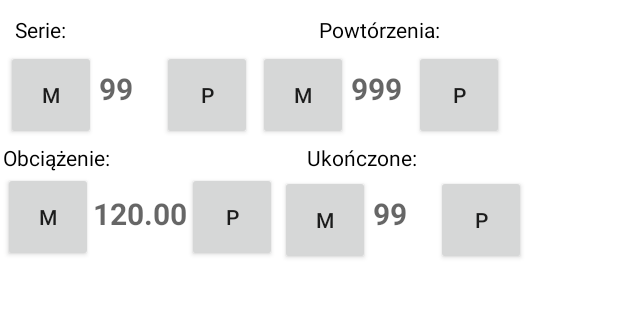
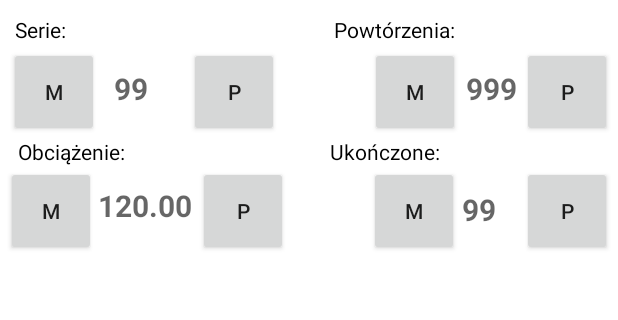
Before and after one commit to MattiusW/PracaInz, an Android app: the layout exercise_row.xml on its own in the app's theme, with its tools: preview values and no code run, on a phone screen of 412 x 824 dp, the part 120-440 px from its top. Run offline under Robolectric (Android 15) with nearby library versions, the phone set to English and light mode, and no system bars.

Commit message:
Poprawa widoku wiersza cwiczen

```diff
--- a/GymPlanApp/app/src/main/res/layout/exercise_row.xml
+++ b/GymPlanApp/app/src/main/res/layout/exercise_row.xml
@@ -59,11 +59,10 @@
         <TextView
             android:layout_width="wrap_content"
             android:layout_height="wrap_content"
+            android:layout_marginLeft="70dp"
+            android:layout_weight="1"
             android:text="@string/amout"
-            android:layout_marginLeft="50dp"
-            android:layout_weight="1"
-            android:textColor="@color/black">
-        </TextView>
+            android:textColor="@color/black"></TextView>
 
     </LinearLayout>
 
@@ -73,7 +72,7 @@
         android:layout_margin="2dp"
         android:orientation="vertical">
 
-        <LinearLayout
+        <androidx.constraintlayout.widget.ConstraintLayout
             android:layout_width="match_parent"
             android:layout_height="wrap_content"
             android:orientation="horizontal">
@@ -82,47 +81,71 @@
                 android:id="@+id/seriesButtonMinus"
                 android:layout_width="60dp"
                 android:layout_height="60dp"
-                android:layout_margin="2dp"
-                android:text="m" />
+                android:layout_marginStart="4dp"
+                android:text="m"
+                app:layout_constraintBottom_toBottomOf="parent"
+                app:layout_constraintStart_toStartOf="parent"
+                app:layout_constraintTop_toTopOf="parent" />
 
             <TextView
                 android:id="@+id/seriesExercise"
                 android:layout_width="40dp"
                 android:layout_height="30dp"
+                android:layout_marginStart="10dp"
                 android:hint="99"
                 android:textSize="20dp"
-                android:textStyle="bold" />
+                android:textStyle="bold"
+                app:layout_constraintBottom_toBottomOf="parent"
+                app:layout_constraintStart_toEndOf="@+id/seriesButtonMinus"
+                app:layout_constraintTop_toTopOf="parent"
+                app:layout_constraintVertical_bias="0.466" />
 
             <androidx.appcompat.widget.AppCompatButton
                 android:id="@+id/seriesButtonPlus"
                 android:layout_width="60dp"
                 android:layout_height="60dp"
-                android:layout_margin="2dp"
-                android:text="p" />
+                android:layout_marginStart="10dp"
+                android:text="p"
+                app:layout_constraintBottom_toBottomOf="parent"
+                app:layout_constraintStart_toEndOf="@+id/seriesExercise"
+                app:layout_constraintTop_toTopOf="parent"
+                app:layout_constraintVertical_bias="0.0" />
 
             <androidx.appcompat.widget.AppCompatButton
                 android:id="@+id/amountButtonMinus"
                 android:layout_width="60dp"
                 android:layout_height="60dp"
-                android:layout_margin="2dp"
-                android:text="m" />
+                android:layout_marginEnd="4dp"
+                android:text="m"
+                app:layout_constraintBottom_toBottomOf="parent"
+                app:layout_constraintEnd_toStartOf="@+id/amountExercise"
+                app:layout_constraintTop_toTopOf="parent"
+                app:layout_constraintVertical_bias="0.0" />
 
             <TextView
                 android:id="@+id/amountExercise"
-                android:layout_width="40dp"
+                android:layout_width="35dp"
                 android:layout_height="30dp"
+                android:layout_marginEnd="2dp"
                 android:hint="999"
                 android:textSize="20dp"
-                android:textStyle="bold" />
+                android:textStyle="bold"
+                app:layout_constraintBottom_toBottomOf="parent"
+                app:layout_constraintEnd_toStartOf="@+id/amountButtonPlus"
+                app:layout_constraintTop_toTopOf="parent"
+                app:layout_constraintVertical_bias="0.466" />
 
             <androidx.appcompat.widget.AppCompatButton
                 android:id="@+id/amountButtonPlus"
                 android:layout_width="60dp"
                 android:layout_height="60dp"
-                android:layout_margin="2dp"
-                android:text="p" />
+                android:layout_marginEnd="2dp"
+                android:text="p"
+                app:layout_constraintBottom_toBottomOf="parent"
+                app:layout_constraintEnd_toEndOf="parent"
+                app:layout_constraintTop_toTopOf="parent" />
 
-        </LinearLayout>
+        </androidx.constraintlayout.widget.ConstraintLayout>
 
         <LinearLayout
             android:layout_width="match_parent"
@@ -134,6 +157,7 @@
                 android:layout_height="wrap_content"
                 android:text="@string/weight"
                 android:textColor="@color/black"
+                android:layout_marginLeft="10dp"
                 android:layout_weight="1">
             </TextView>
 
@@ -141,13 +165,14 @@
                 android:layout_width="wrap_content"
                 android:layout_height="wrap_content"
                 android:text="@string/done"
+                android:layout_marginLeft="20dp"
                 android:textColor="@color/black"
                 android:layout_weight="1">
             </TextView>
 
         </LinearLayout>
 
-        <LinearLayout
+        <androidx.constraintlayout.widget.ConstraintLayout
             android:layout_width="match_parent"
             android:layout_height="wrap_content"
             android:orientation="horizontal">
@@ -156,28 +181,46 @@
                 android:id="@+id/weightButtonMinus"
                 android:layout_width="60dp"
                 android:layout_height="60dp"
-                android:text="m" />
+                android:layout_marginStart="2dp"
+                android:text="m"
+                app:layout_constraintBottom_toBottomOf="parent"
+                app:layout_constraintStart_toStartOf="parent"
+                app:layout_constraintTop_toTopOf="parent"
+                app:layout_constraintVertical_bias="0.0" />
 
             <TextView
                 android:id="@+id/weightExercise"
-                android:layout_width="wrap_content"
+                android:layout_width="65dp"
                 android:layout_height="30dp"
+                android:layout_marginStart="1dp"
                 android:hint="120.00"
                 android:textSize="20dp"
-                android:textStyle="bold" />
+                android:textStyle="bold"
+                app:layout_constraintBottom_toBottomOf="parent"
+                app:layout_constraintStart_toEndOf="@+id/weightButtonMinus"
+                app:layout_constraintTop_toTopOf="parent"
+                app:layout_constraintVertical_bias="0.433" />
 
             <androidx.appcompat.widget.AppCompatButton
                 android:id="@+id/weightButtonPlus"
                 android:layout_width="60dp"
                 android:layout_height="60dp"
-                android:text="p" />
+                android:layout_marginStart="1dp"
+                android:text="p"
+                app:layout_constraintBottom_toBottomOf="parent"
+                app:layout_constraintStart_toEndOf="@+id/weightExercise"
+                app:layout_constraintTop_toTopOf="parent"
+                app:layout_constraintVertical_bias="0.0" />
 
             <androidx.appcompat.widget.AppCompatButton
                 android:id="@+id/doneButtonMinus"
                 android:layout_width="60dp"
                 android:layout_height="60dp"
-                android:layout_margin="2dp"
-                android:text="m" />
+                android:text="m"
+                android:layout_marginEnd="2dp"
+                app:layout_constraintBottom_toBottomOf="parent"
+                app:layout_constraintEnd_toStartOf="@+id/doneExercise"
+                app:layout_constraintTop_toTopOf="parent" />
 
             <TextView
                 android:id="@+id/doneExercise"
@@ -185,16 +228,22 @@
                 android:layout_height="30dp"
                 android:hint="99"
                 android:textSize="20dp"
-                android:textStyle="bold" />
+                android:textStyle="bold"
+                app:layout_constraintBottom_toBottomOf="parent"
+                app:layout_constraintEnd_toStartOf="@+id/doneButtonPlus"
+                app:layout_constraintTop_toTopOf="parent" />
 
             <androidx.appcompat.widget.AppCompatButton
                 android:id="@+id/doneButtonPlus"
                 android:layout_width="60dp"
                 android:layout_height="60dp"
-                android:layout_margin="2dp"
-                android:text="p" />
+                android:layout_marginEnd="2dp"
+                android:text="p"
+                app:layout_constraintBottom_toBottomOf="parent"
+                app:layout_constraintEnd_toEndOf="parent"
+                app:layout_constraintTop_toTopOf="parent" />
 
-        </LinearLayout>
+        </androidx.constraintlayout.widget.ConstraintLayout>
 
     </LinearLayout>
 
```
